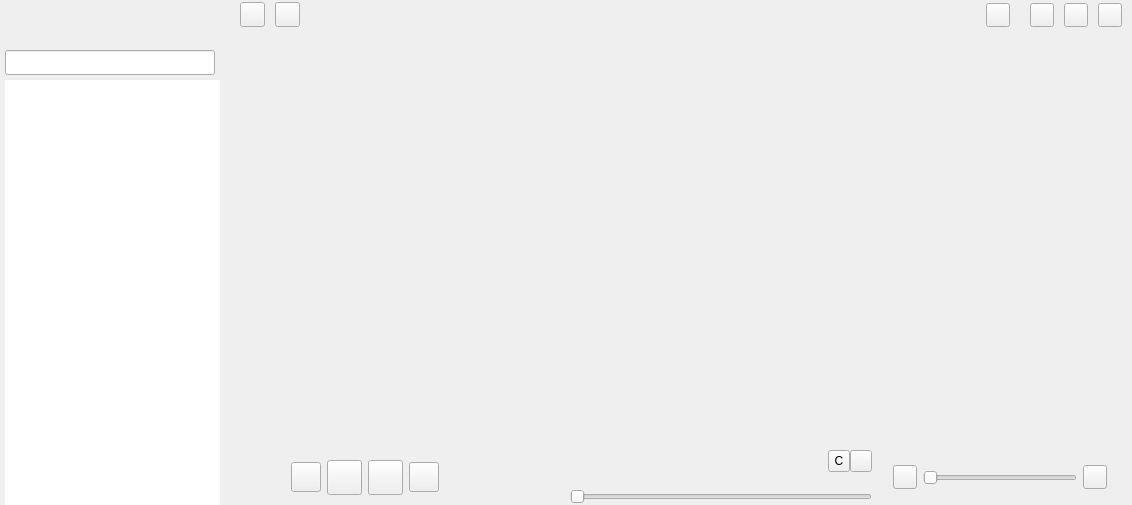
Old version of the form src/xamp/xamp.ui in the repository billlin0904/xamp2.
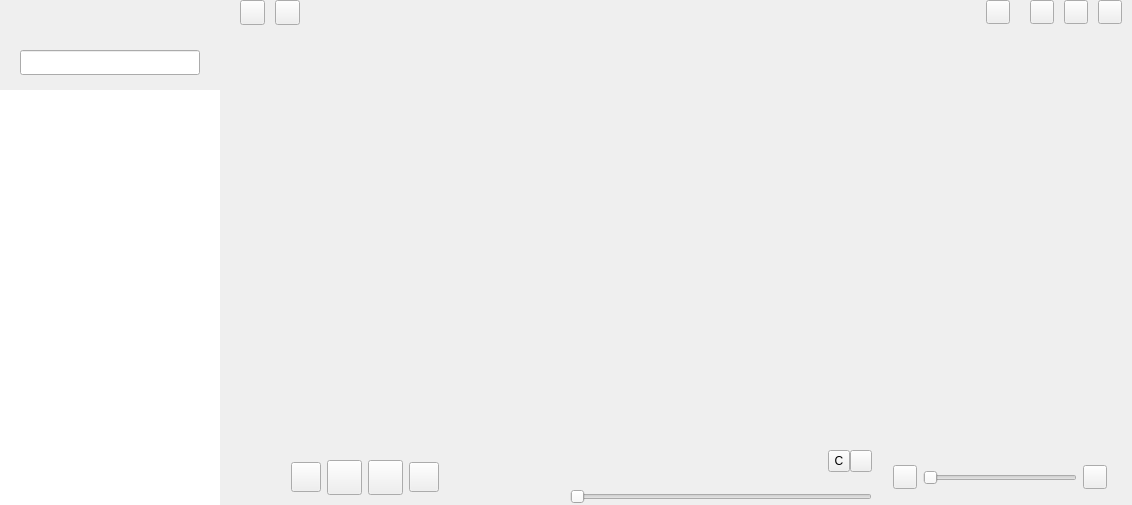
New version of the form. Custom widgets are drawn as their Qt base class.

Patch:
```diff
--- a/src/xamp/xamp.ui
+++ b/src/xamp/xamp.ui
@@ -32,27 +32,6 @@
    <property name="spacing">
     <number>0</number>
    </property>
-   <item row="0" column="0">
-    <widget class="QWidget" name="centralWidget" native="true">
-     <property name="styleSheet">
-      <string notr="true"/>
-     </property>
-     <layout class="QGridLayout" name="gridLayout">
-      <property name="leftMargin">
-       <number>0</number>
-      </property>
-      <property name="topMargin">
-       <number>0</number>
-      </property>
-      <property name="rightMargin">
-       <number>0</number>
-      </property>
-      <property name="bottomMargin">
-       <number>0</number>
-      </property>
-      <property name="spacing">
-       <number>0</number>
-      </property>
       <item row="0" column="0" rowspan="3">
        <widget class="QFrame" name="sliderFrame">
         <property name="minimumSize">
@@ -78,13 +57,13 @@
           <number>5</number>
          </property>
          <property name="leftMargin">
-          <number>5</number>
+       <number>0</number>
          </property>
          <property name="topMargin">
           <number>0</number>
          </property>
          <property name="rightMargin">
-          <number>5</number>
+       <number>0</number>
          </property>
          <property name="bottomMargin">
           <number>0</number>
@@ -125,11 +104,17 @@
            </property>
           </spacer>
          </item>
-         <item>
+      <item alignment="Qt::AlignHCenter">
           <widget class="QLineEdit" name="searchLineEdit">
+        <property name="sizePolicy">
+         <sizepolicy hsizetype="Fixed" vsizetype="Fixed">
+          <horstretch>0</horstretch>
+          <verstretch>0</verstretch>
+         </sizepolicy>
+        </property>
            <property name="minimumSize">
             <size>
-             <width>130</width>
+          <width>180</width>
              <height>25</height>
             </size>
            </property>
@@ -138,6 +123,22 @@
            </property>
           </widget>
          </item>
+      <item>
+       <spacer name="verticalSpacer_2">
+        <property name="orientation">
+         <enum>Qt::Vertical</enum>
+        </property>
+        <property name="sizeType">
+         <enum>QSizePolicy::Fixed</enum>
+        </property>
+        <property name="sizeHint" stdset="0">
+         <size>
+          <width>20</width>
+          <height>10</height>
+         </size>
+        </property>
+       </spacer>
+      </item>
          <item>
           <widget class="TabListView" name="sliderBar">
            <property name="sizePolicy">
@@ -146,18 +147,6 @@
              <verstretch>0</verstretch>
             </sizepolicy>
            </property>
-           <property name="minimumSize">
-            <size>
-             <width>220</width>
-             <height>0</height>
-            </size>
-           </property>
-           <property name="maximumSize">
-            <size>
-             <width>220</width>
-             <height>16777215</height>
-            </size>
-           </property>
            <property name="frameShape">
             <enum>QFrame::NoFrame</enum>
            </property>
@@ -681,7 +670,7 @@
         <property name="minimumSize">
          <size>
           <width>0</width>
-          <height>30</height>
+       <height>24</height>
          </size>
         </property>
         <property name="frameShape">
@@ -966,9 +955,6 @@
             </size>
            </property>
           </spacer>
-         </item>
-        </layout>
-       </widget>
       </item>
      </layout>
     </widget>
```
Lines whose indentation alone changed are shown as unchanged.
